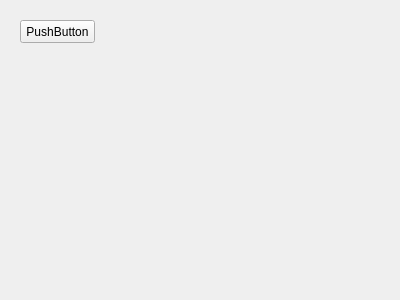
This is frmwindow.ui in Xnnoel/SV-DeckTracker as Qt 5 draws it before an edit. The edited form follows.
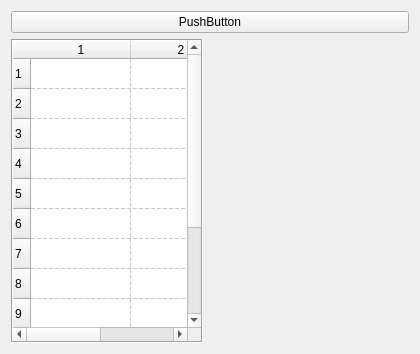
This is the edited form.

Commit message: Makes a best guess based on several frames

Diff of the .ui file:
```diff
--- a/frmwindow.ui
+++ b/frmwindow.ui
@@ -6,22 +6,52 @@
    <rect>
     <x>0</x>
     <y>0</y>
-    <width>400</width>
-    <height>300</height>
+    <width>420</width>
+    <height>354</height>
    </rect>
   </property>
   <property name="windowTitle">
    <string>frmWindow</string>
   </property>
   <widget class="QWidget" name="centralWidget">
-   <widget class="QLabel" name="miniscreen">
-    <property name="geometry">
-     <rect>
-      <x>10</x>
-      <y>70</y>
-      <width>381</width>
-      <height>221</height>
-     </rect>
+   <layout class="QGridLayout" name="gridLayout">
+    <item row="1" column="0">
+     <widget class="QTableWidget" name="tableWidget">
+      <property name="frameShape">
+       <enum>QFrame::Box</enum>
+      </property>
+      <property name="gridStyle">
+       <enum>Qt::DashLine</enum>
+      </property>
+      <property name="rowCount">
+       <number>12</number>
+      </property>
+      <property name="columnCount">
+       <number>2</number>
+      </property>
+      <row/>
+      <row/>
+      <row/>
+      <row/>
+      <row/>
+      <row/>
+      <row/>
+      <row/>
+      <row/>
+      <row/>
+      <row/>
+      <row/>
+      <column/>
+      <column/>
+     </widget>
+    </item>
+    <item row="1" column="1">
+     <widget class="QLabel" name="Image">
+      <property name="minimumSize">
+       <size>
+        <width>200</width>
+        <height>0</height>
+       </size>
     </property>
     <property name="autoFillBackground">
      <bool>true</bool>
@@ -33,19 +63,15 @@
      <bool>true</bool>
     </property>
    </widget>
+    </item>
+    <item row="0" column="0" colspan="2">
    <widget class="QPushButton" name="pushButton">
-    <property name="geometry">
-     <rect>
-      <x>20</x>
-      <y>20</y>
-      <width>75</width>
-      <height>23</height>
-     </rect>
-    </property>
     <property name="text">
      <string>PushButton</string>
     </property>
    </widget>
+    </item>
+   </layout>
   </widget>
  </widget>
  <layoutdefault spacing="6" margin="11"/>
```
Lines whose indentation alone changed are shown as unchanged. The commit also changes 2 other files.
